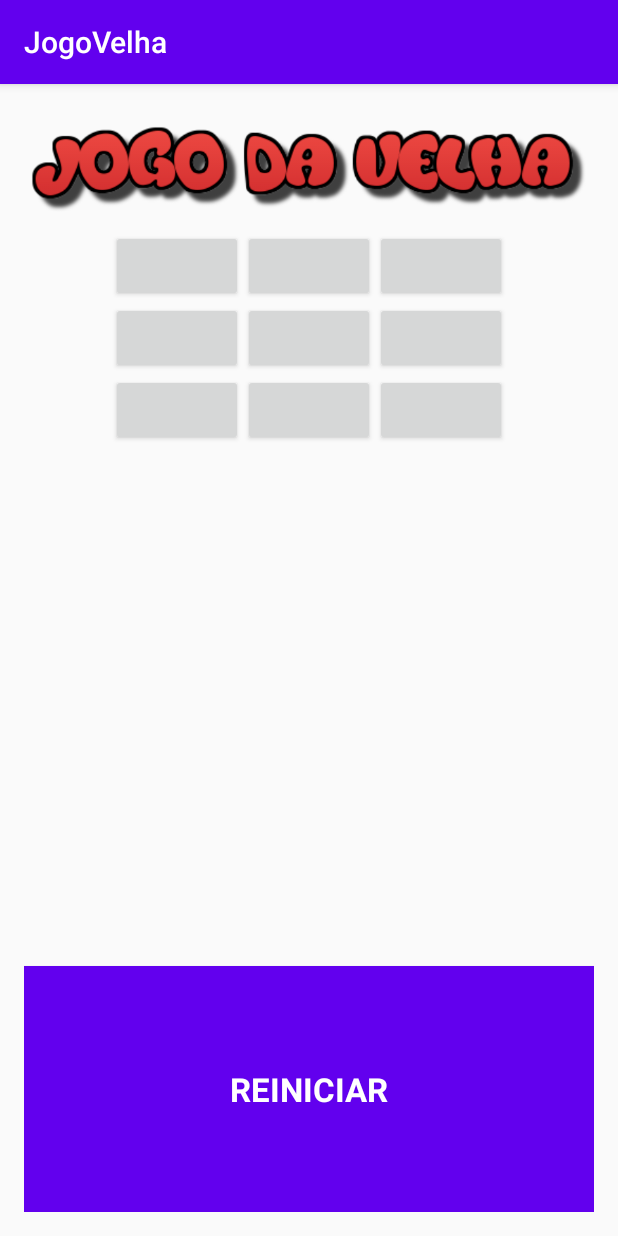
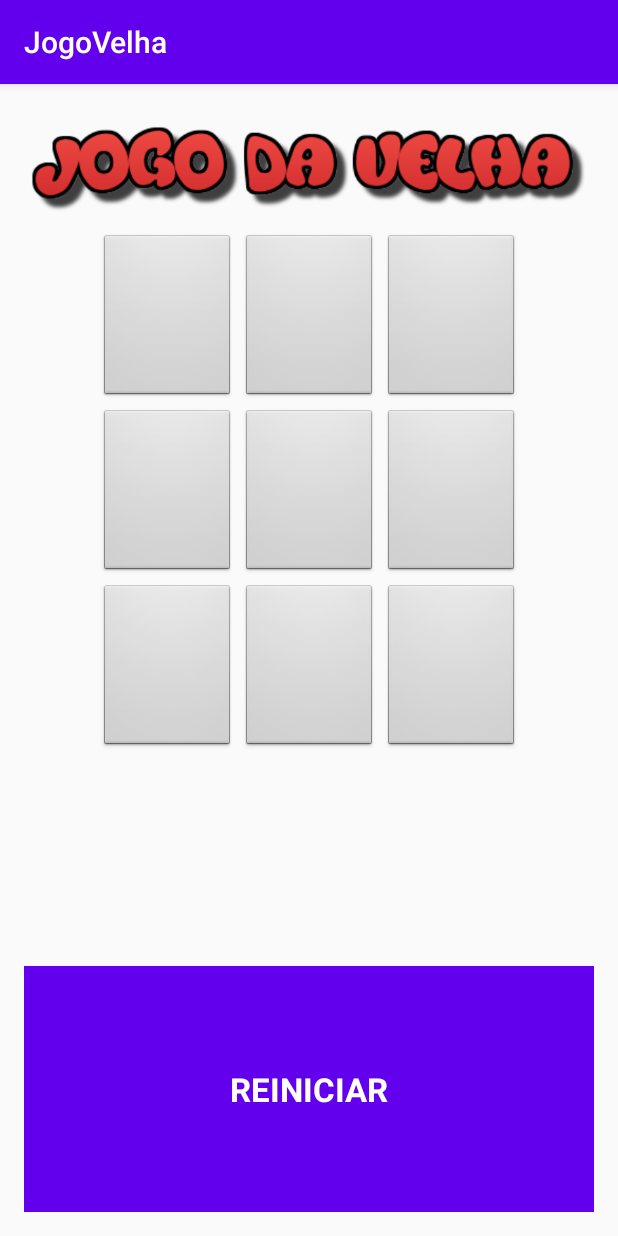
Before and after one commit to MichelSantosNaki/JogoVelha, an Android app: the screen it shows after launch (MainActivity), on a phone screen of 412 x 824 dp. Run offline under Robolectric (Android 15) with nearby library versions, the phone set to English and light mode, and no system bars.

Commit message:
tabuleiro pronto ok

```diff
--- a/app/src/main/res/layout/activity_main.xml
+++ b/app/src/main/res/layout/activity_main.xml
@@ -17,31 +17,35 @@
         android:adjustViewBounds="false"
         android:scaleType="centerInside"
         />
+
     <TableLayout
         android:layout_width="match_parent"
         android:layout_height="0dp"
         android:layout_weight="6"
         android:foregroundGravity="center">
+
         <TableRow
             android:layout_width="match_parent"
             android:layout_height="match_parent"
             android:gravity="center">
+
             <Button
                 android:id="@+id/btn1"
                 android:layout_width="match_parent"
                 android:layout_height="match_parent"
-                />
+                style="@style/BtnGame"/>
+
             <Button
                 android:id="@+id/btn2"
                 android:layout_width="match_parent"
                 android:layout_height="match_parent"
-                />
+                style="@style/BtnGame"/>
+
             <Button
                 android:id="@+id/btn3"
                 android:layout_width="match_parent"
                 android:layout_height="match_parent"
-                />
-
+                style="@style/BtnGame"/>
 
 
         </TableRow>
@@ -50,22 +54,24 @@
             android:layout_width="match_parent"
             android:layout_height="match_parent"
             android:gravity="center">
+
             <Button
                 android:id="@+id/btn4"
                 android:layout_width="match_parent"
                 android:layout_height="match_parent"
-                />
+                style="@style/BtnGame"/>
+
             <Button
                 android:id="@+id/btn5"
                 android:layout_width="match_parent"
                 android:layout_height="match_parent"
-                />
+                style="@style/BtnGame"/>
+
             <Button
                 android:id="@+id/btn6"
                 android:layout_width="match_parent"
                 android:layout_height="match_parent"
-                />
-
+                style="@style/BtnGame"/>
 
 
         </TableRow>
@@ -74,26 +80,29 @@
             android:layout_width="match_parent"
             android:layout_height="match_parent"
             android:gravity="center">
+
             <Button
                 android:id="@+id/btn7"
                 android:layout_width="match_parent"
                 android:layout_height="match_parent"
-                />
+                style="@style/BtnGame"/>
+
             <Button
                 android:id="@+id/btn8"
                 android:layout_width="match_parent"
                 android:layout_height="match_parent"
-                />
+                style="@style/BtnGame"/>
+
             <Button
                 android:id="@+id/btn9"
                 android:layout_width="match_parent"
                 android:layout_height="match_parent"
-                />
-
+                style="@style/BtnGame"/>
 
 
         </TableRow>
-          </TableLayout>
+    </TableLayout>
+
     <Button
         android:id="@+id/restart"
         android:layout_width="match_parent"
@@ -104,9 +113,9 @@
         android:textAppearance="@style/TextAppearance.AppCompat.Large"
         android:textColor="@android:color/white"
         android:textStyle="bold"
-
          />
 
 
 
+
 </LinearLayout>
--- a/app/src/main/res/values/styles.xml
+++ b/app/src/main/res/values/styles.xml
@@ -7,5 +7,14 @@
         <item name="colorPrimaryDark">@color/colorPrimaryDark</item>
         <item name="colorAccent">@color/colorAccent</item>
     </style>
+    <style name="BtnGame" parent="android:Widget.Button.Small">
+        <item name="android:textAppearance">@style/TextAppearance.AppCompat.Large</item>
+        <item name="android:textColor">@color/colorAccent</item>
+        <item name="android:textSize">60sp</item>
+        <item name="android:textStyle">bold</item>
+        <item name="android:layout_width">110dp</item>
+        <item name="android:height">110dp</item>
+        <item name="android:layout_margin">3dp</item>
+    </style>
 
 </resources>
```
